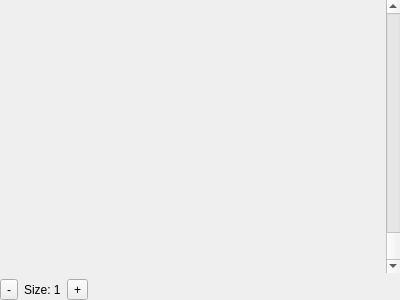
Before: the Qt Designer form BambooTracker/gui/instrument_editor/visualized_instrument_macro_editor.ui in BambooTracker/BambooTracker, drawn with Qt 5.
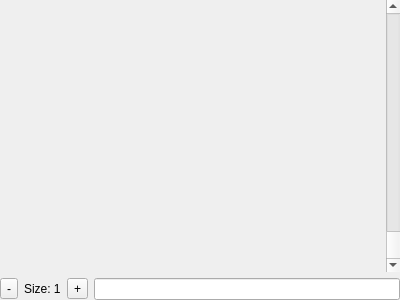
After: the same form once the commit is applied.

Commit message: Add MML entry function in instrument sequence editor

The edit to the form file:
```diff
--- a/BambooTracker/gui/instrument_editor/visualized_instrument_macro_editor.ui
+++ b/BambooTracker/gui/instrument_editor/visualized_instrument_macro_editor.ui
@@ -26,7 +26,7 @@
    <property name="bottomMargin">
     <number>0</number>
    </property>
-   <item row="1" column="0" colspan="5">
+   <item row="1" column="0" colspan="4">
     <layout class="QHBoxLayout" name="horizontalLayout">
      <property name="spacing">
       <number>0</number>
@@ -49,19 +49,6 @@
      </item>
     </layout>
    </item>
-   <item row="2" column="4">
-    <spacer name="horizontalSpacer">
-     <property name="orientation">
-      <enum>Qt::Horizontal</enum>
-     </property>
-     <property name="sizeHint" stdset="0">
-      <size>
-       <width>40</width>
-       <height>20</height>
-      </size>
-     </property>
-    </spacer>
-   </item>
    <item row="2" column="0">
     <widget class="QToolButton" name="colDecrToolButton">
      <property name="text">
@@ -83,6 +70,9 @@
      </property>
     </widget>
    </item>
+   <item row="2" column="3">
+    <widget class="QLineEdit" name="lineEdit"/>
+   </item>
   </layout>
  </widget>
  <resources/>
```
The commit also changes 5 other files.
